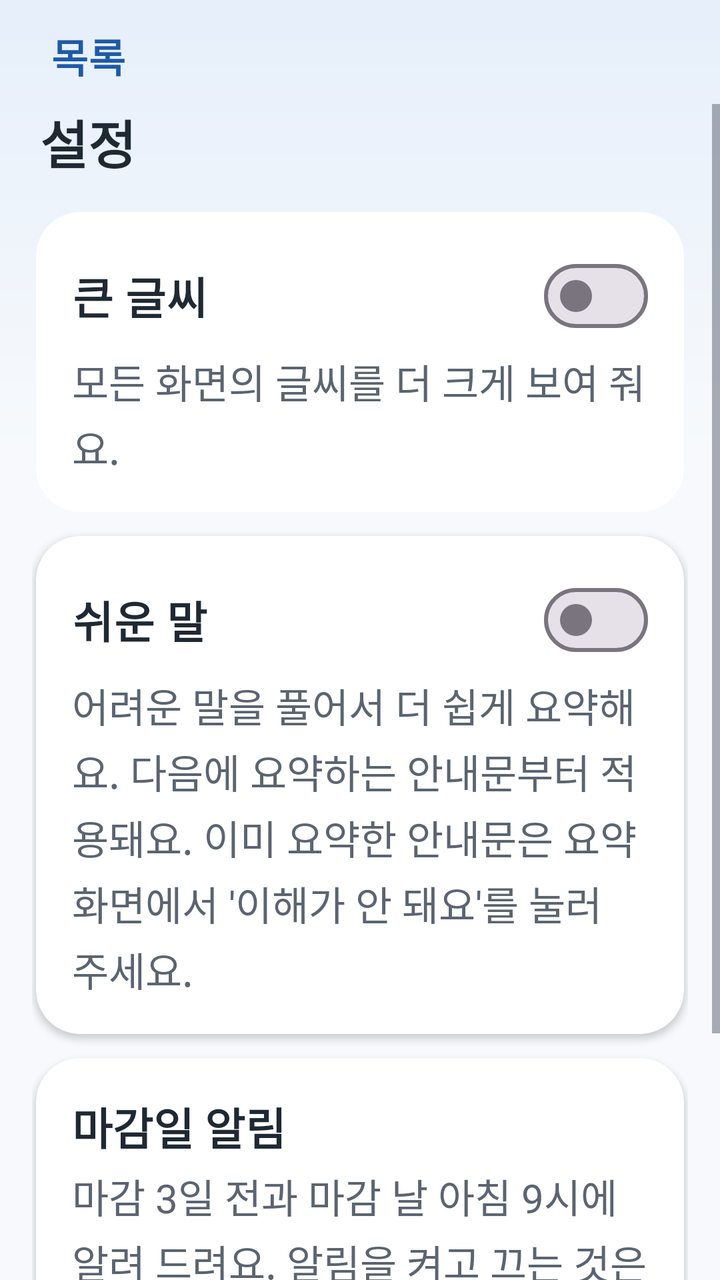
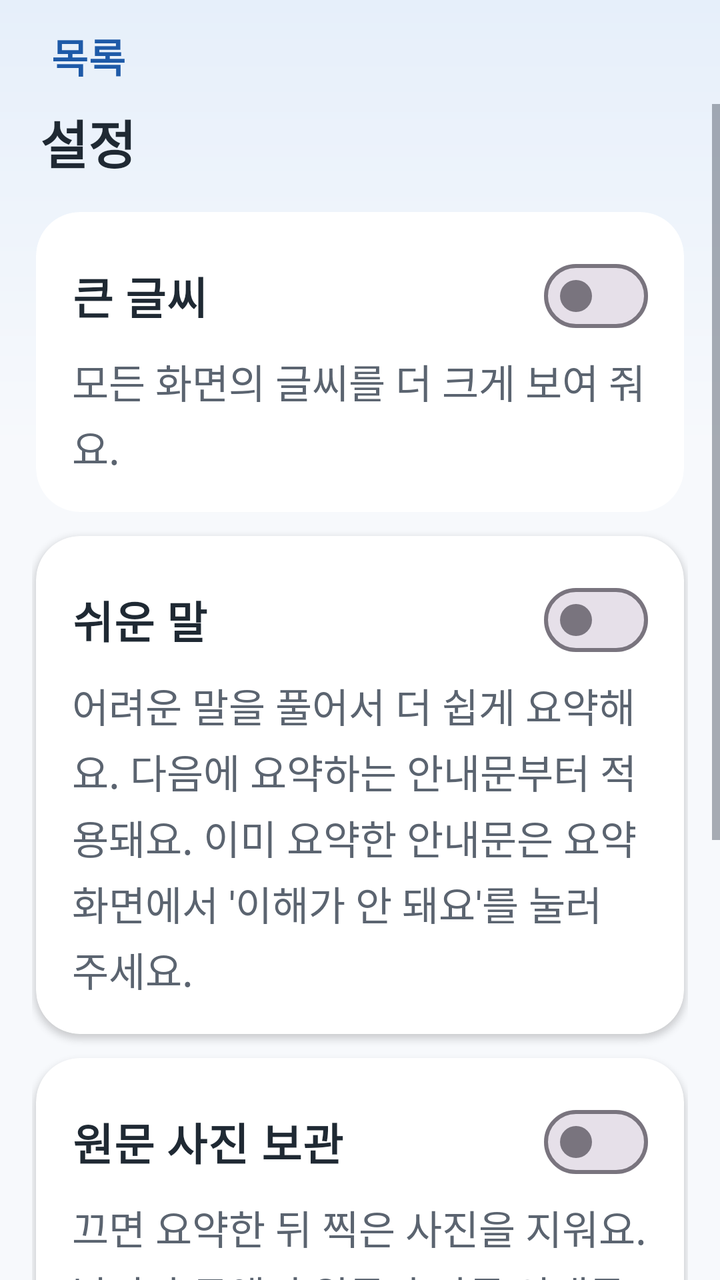

An Android layout rendered at two revisions. The XML below is the earlier revision; the diff shows what the commit changed to produce the second picture.
<!-- AndroidManifest.xml: application theme Theme.ThreeLinesFirst -->
<!-- res/layout/activity_settings.xml -->
<?xml version="1.0" encoding="utf-8"?>
<LinearLayout xmlns:android="http://schemas.android.com/apk/res/android"
    xmlns:app="http://schemas.android.com/apk/res-auto"
    xmlns:tools="http://schemas.android.com/tools"
    android:id="@+id/main"
    android:layout_width="match_parent"
    android:layout_height="match_parent"
    android:background="@drawable/bg_screen"
    android:orientation="vertical"
    tools:context=".ui.SettingsActivity">

    <Button
        android:id="@+id/btnBack"
        style="@style/Widget.Material3.Button.TextButton"
        android:layout_width="wrap_content"
        android:layout_height="wrap_content"
        android:layout_marginStart="4dp"
        android:layout_marginTop="4dp"
        android:minHeight="@dimen/touch_min"
        android:paddingStart="4dp"
        android:text="@string/back_list"
        android:textColor="@color/accent_text"
        android:textSize="@dimen/text_body"
        android:textStyle="bold"
        app:icon="@drawable/ic_chevron_left"
        app:iconPadding="2dp"
        app:iconSize="26dp"
        app:iconTint="@color/accent_text" />

    <ScrollView
        android:layout_width="match_parent"
        android:layout_height="0dp"
        android:layout_weight="1">

        <LinearLayout
            android:layout_width="match_parent"
            android:layout_height="wrap_content"
            android:orientation="vertical"
            android:paddingHorizontal="16dp"
            android:paddingBottom="24dp">

            <TextView
                android:layout_width="match_parent"
                android:layout_height="wrap_content"
                android:layout_marginBottom="4dp"
                android:accessibilityHeading="true"
                android:paddingHorizontal="4dp"
                android:text="@string/settings_title"
                android:textColor="@color/ink"
                android:textSize="@dimen/text_title"
                android:textStyle="bold"
                tools:targetApi="28" />

            <com.google.android.material.card.MaterialCardView
                android:layout_width="match_parent"
                android:layout_height="wrap_content"
                android:layout_marginHorizontal="2dp"
                android:layout_marginTop="12dp">

                <LinearLayout
                    android:layout_width="match_parent"
                    android:layout_height="wrap_content"
                    android:orientation="vertical"
                    android:padding="18dp">

                    <com.google.android.material.materialswitch.MaterialSwitch
                        android:id="@+id/switchLarge"
                        android:layout_width="match_parent"
                        android:layout_height="wrap_content"
                        android:minHeight="@dimen/touch_min"
                        android:text="@string/settings_large"
                        android:textColor="@color/ink"
                        android:textSize="@dimen/text_heading"
                        android:textStyle="bold" />

                    <TextView
                        style="@style/Body"
                        android:layout_marginTop="4dp"
                        android:text="@string/settings_large_desc"
                        android:textColor="@color/sub" />
                </LinearLayout>
            </com.google.android.material.card.MaterialCardView>

            <com.google.android.material.card.MaterialCardView
                android:layout_width="match_parent"
                android:layout_height="wrap_content"
                android:layout_marginHorizontal="2dp"
                android:layout_marginTop="12dp">

                <LinearLayout
                    android:layout_width="match_parent"
                    android:layout_height="wrap_content"
                    android:orientation="vertical"
                    android:padding="18dp">

                    <com.google.android.material.materialswitch.MaterialSwitch
                        android:id="@+id/switchEasy"
                        android:layout_width="match_parent"
                        android:layout_height="wrap_content"
                        android:minHeight="@dimen/touch_min"
                        android:text="@string/settings_easy"
                        android:textColor="@color/ink"
                        android:textSize="@dimen/text_heading"
                        android:textStyle="bold" />

                    <TextView
                        style="@style/Body"
                        android:layout_marginTop="4dp"
                        android:text="@string/settings_easy_desc"
                        android:textColor="@color/sub" />
                </LinearLayout>
            </com.google.android.material.card.MaterialCardView>

            <com.google.android.material.card.MaterialCardView
                android:layout_width="match_parent"
                android:layout_height="wrap_content"
                android:layout_marginHorizontal="2dp"
                android:layout_marginTop="12dp">

                <LinearLayout
                    android:layout_width="match_parent"
                    android:layout_height="wrap_content"
                    android:orientation="vertical"
                    android:padding="18dp">

                    <TextView
                        android:layout_width="match_parent"
                        android:layout_height="wrap_content"
                        android:text="@string/settings_alarm"
                        android:textColor="@color/ink"
                        android:textSize="@dimen/text_heading"
                        android:textStyle="bold" />

                    <TextView
                        style="@style/Body"
                        android:layout_marginTop="4dp"
                        android:text="@string/settings_alarm_desc"
                        android:textColor="@color/sub" />

                    <Button
                        android:id="@+id/btnAlarm"
                        style="@style/Button.Light"
                        android:layout_width="match_parent"
                        android:layout_height="wrap_content"
                        android:layout_marginTop="12dp"
                        android:text="@string/settings_alarm_open"
                        app:icon="@drawable/ic_bell" />
                </LinearLayout>
            </com.google.android.material.card.MaterialCardView>
        </LinearLayout>
    </ScrollView>
</LinearLayout>
<!-- resources referenced by this layout -->
<resources>
  <color name="accent_text">#1E5AA8</color>
  <color name="ink">#1F2933</color>
  <color name="sub">#5B6470</color>
  <dimen name="text_body">20sp</dimen>
  <dimen name="text_heading">22sp</dimen>
  <dimen name="text_title">26sp</dimen>
  <dimen name="touch_min">48dp</dimen>
  <!-- drawable bg_screen (drawable) -->
  <shape xmlns:android="http://schemas.android.com/apk/res/android">
      <gradient
          android:angle="270"
          android:centerColor="@color/bg"
          android:centerY="0.35"
          android:endColor="@color/bg"
          android:startColor="@color/bg_top" />
  </shape>
  <!-- drawable ic_bell (drawable) -->
  <vector xmlns:android="http://schemas.android.com/apk/res/android"
      android:width="24dp"
      android:height="24dp"
      android:viewportWidth="24"
      android:viewportHeight="24">
      <path
          android:pathData="M6,16v-5a6,6 0,0 1,12 0v5l2,2H4z M10,21h4"
          android:strokeColor="#FF000000"
          android:strokeLineCap="round"
          android:strokeLineJoin="round"
          android:strokeWidth="2" />
  </vector>
  <!-- drawable ic_chevron_left (drawable) -->
  <vector xmlns:android="http://schemas.android.com/apk/res/android"
      android:width="24dp"
      android:height="24dp"
      android:viewportWidth="24"
      android:viewportHeight="24">
      <path
          android:pathData="M15,5l-7,7l7,7"
          android:strokeColor="#FF000000"
          android:strokeLineCap="round"
          android:strokeLineJoin="round"
          android:strokeWidth="2" />
  </vector>
  <string name="back_list">목록</string>
  <string name="settings_alarm">마감일 알림</string>
  <string name="settings_alarm_desc">마감 3일 전과 마감 날 아침 9시에 알려 드려요. 알림을 켜고 끄는 것은 휴대폰 설정에서 해요.</string>
  <string name="settings_alarm_open">알림 설정 열기</string>
  <string name="settings_easy">쉬운 말</string>
  <string name="settings_easy_desc">어려운 말을 풀어서 더 쉽게 요약해요. 다음에 요약하는 안내문부터 적용돼요. 이미 요약한 안내문은 요약 화면에서 \'이해가 안 돼요\'를 눌러 주세요.</string>
  <string name="settings_large">큰 글씨</string>
  <string name="settings_large_desc">모든 화면의 글씨를 더 크게 보여 줘요.</string>
  <string name="settings_title">설정</string>
  <style name="Body">
          <item name="android:layout_width">match_parent</item>
          <item name="android:layout_height">wrap_content</item>
          <item name="android:lineSpacingExtra">4dp</item>
          <item name="android:textColor">@color/body</item>
          <item name="android:textSize">@dimen/text_body</item>
      </style>
  <style name="Theme.ThreeLinesFirst" parent="Base.Theme.ThreeLinesFirst" />
  <color name="bg">#F7F9FC</color>
  <color name="bg_top">#E6EFFA</color>
  <color name="body">#4A5563</color>
  <color name="surface">#FFFFFF</color>
  <color name="accent">#1E5AA8</color>
  <color name="on_accent">#FFFFFF</color>
  <style name="Button" parent="Widget.Material3.Button">
          <item name="android:minHeight">64dp</item>
          <item name="android:textSize">@dimen/text_body</item>
          <item name="android:textStyle">bold</item>
          <item name="android:paddingStart">12dp</item>
          <item name="android:paddingEnd">12dp</item>
          <item name="iconPadding">6dp</item>
          <item name="iconGravity">textStart</item>
      </style>
  <style name="Card" parent="Widget.Material3.CardView.Elevated">
          <item name="cardBackgroundColor">@color/surface</item>
          <item name="cardCornerRadius">22dp</item>
          <item name="cardElevation">2dp</item>
      </style>
  <!-- unchanged entries left out for length: 2 -->
</resources>

<!-- the commit's change to res/layout/activity_settings.xml (unified diff, before → after) -->
@@ -123,6 +123,36 @@
                     android:orientation="vertical"
                     android:padding="18dp">
 
+                    <com.google.android.material.materialswitch.MaterialSwitch
+                        android:id="@+id/switchPhoto"
+                        android:layout_width="match_parent"
+                        android:layout_height="wrap_content"
+                        android:minHeight="@dimen/touch_min"
+                        android:text="@string/settings_photo"
+                        android:textColor="@color/ink"
+                        android:textSize="@dimen/text_heading"
+                        android:textStyle="bold" />
+
+                    <TextView
+                        style="@style/Body"
+                        android:layout_marginTop="4dp"
+                        android:text="@string/settings_photo_desc"
+                        android:textColor="@color/sub" />
+                </LinearLayout>
+            </com.google.android.material.card.MaterialCardView>
+
+            <com.google.android.material.card.MaterialCardView
+                android:layout_width="match_parent"
+                android:layout_height="wrap_content"
+                android:layout_marginHorizontal="2dp"
+                android:layout_marginTop="12dp">
+
+                <LinearLayout
+                    android:layout_width="match_parent"
+                    android:layout_height="wrap_content"
+                    android:orientation="vertical"
+                    android:padding="18dp">
+
                     <TextView
                         android:layout_width="match_parent"
                         android:layout_height="wrap_content"
<!-- resource entries referenced after the edit -->
@@ -50,6 +50,8 @@
   <string name="settings_easy_desc">어려운 말을 풀어서 더 쉽게 요약해요. 다음에 요약하는 안내문부터 적용돼요. 이미 요약한 안내문은 요약 화면에서 \'이해가 안 돼요\'를 눌러 주세요.</string>
   <string name="settings_large">큰 글씨</string>
   <string name="settings_large_desc">모든 화면의 글씨를 더 크게 보여 줘요.</string>
+  <string name="settings_photo">원문 사진 보관</string>
+  <string name="settings_photo_desc">끄면 요약한 뒤 찍은 사진을 지워요. 날짜나 금액이 원문과 다른 안내문은 비교할 수 있게 사진을 남겨요.</string>
   <string name="settings_title">설정</string>
   <style name="Body">
           <item name="android:layout_width">match_parent</item>
